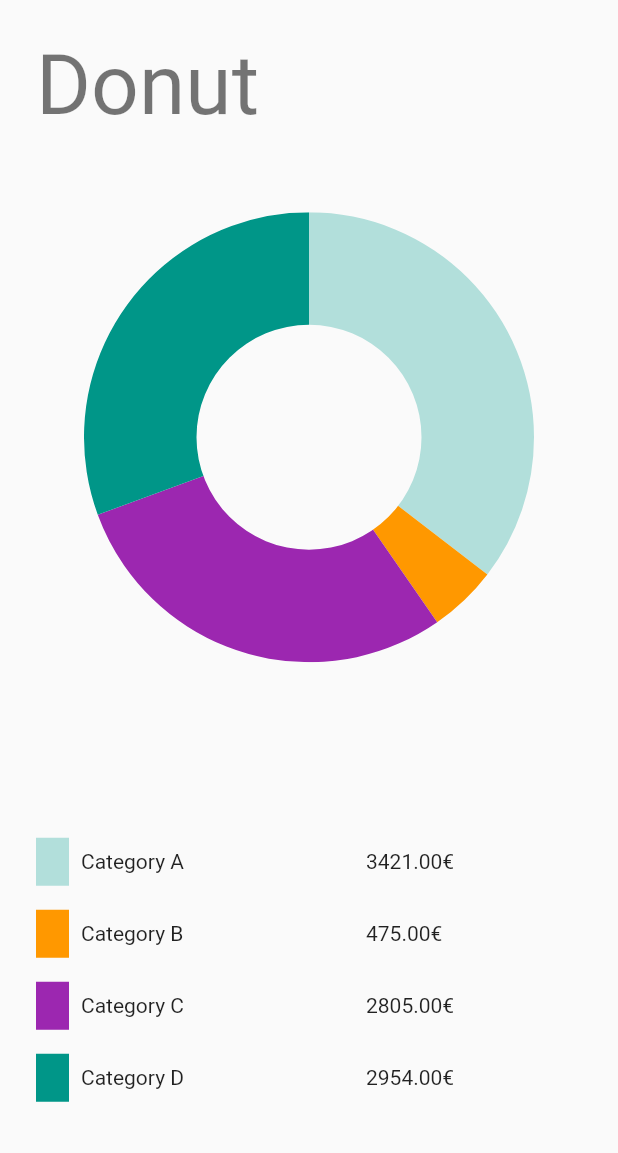
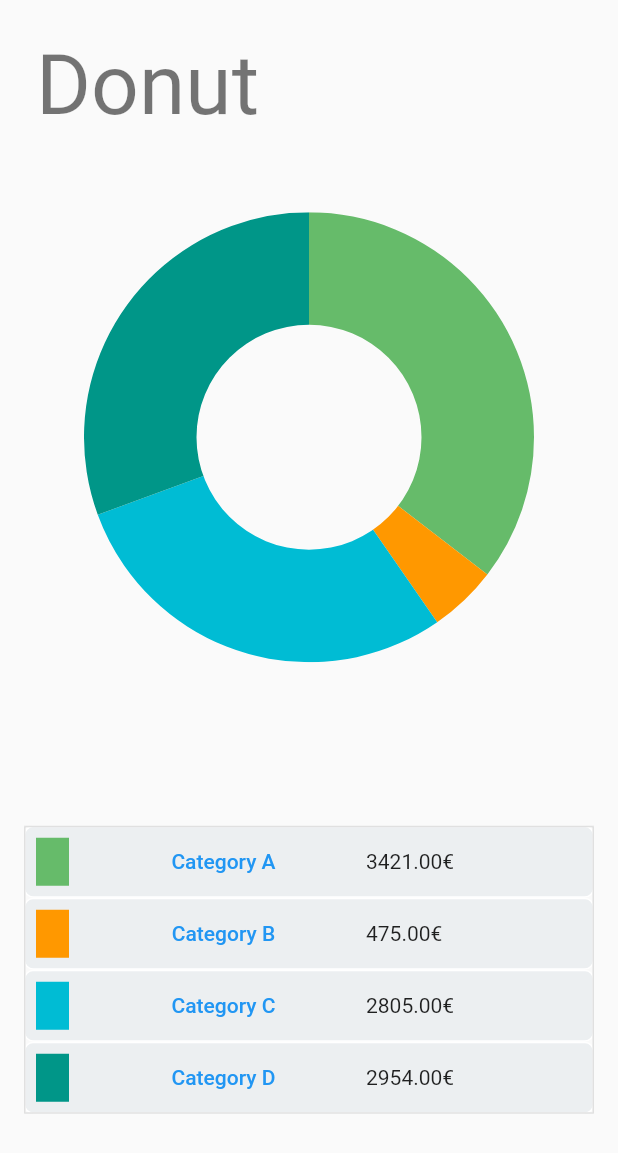
Before and after one commit to rxlabz/animated_donut, a Flutter app: the screen it shows after launch, on a phone screen of 412 x 824 dp. Shown: the top 1153 px of the screen. Run offline on Flutter 3.47's test engine with Material 2 defaults, Android fonts, the phone set to English and light mode, and no system bars; missing offline and left inert: basics.

Commit message:
feat : cliquable title in table

```diff
--- a/lib/category_screen.dart
+++ b/lib/category_screen.dart
@@ -6,10 +6,15 @@ import 'model.dart';
 import 'segment_helpers.dart';
 import 'subcategories_screen.dart';
 
+/// main screen
+/// display the title, the categories donut chart and categories data table
+///
 class CategoryScreen extends StatelessWidget {
   final List<Category> categories;
 
-  const CategoryScreen({Key? key, required this.categories}) : super(key: key);
+  final ValueNotifier<int?> selectedCategoryIndex = ValueNotifier(null);
+
+  CategoryScreen({Key? key, required this.categories}) : super(key: key);
 
   @override
   Widget build(BuildContext context) {
@@ -27,40 +32,37 @@ class CategoryScreen extends StatelessWidget {
             child: Center(
               child: ConstrainedBox(
                 constraints: BoxConstraints.loose(graphSize),
-                child: CategoryDonutHero(categories: categories),
+                child: ValueListenableBuilder<int?>(
+                  valueListenable: selectedCategoryIndex,
+                  builder: (context, categoryIndex, _) {
+                    return CategoryDonutHero(
+                      categories: categories,
+                      selectedCategoryIndex: selectedCategoryIndex.value,
+                    );
+                  },
+                ),
               ),
             ),
           ),
           Flexible(
             child: Center(
-              child: Padding(
-                padding: const EdgeInsets.symmetric(horizontal: 16.0),
-                child: Table(
-                  defaultVerticalAlignment: TableCellVerticalAlignment.middle,
-                  columnWidths: const {
-                    0: FractionColumnWidth(.1),
-                    1: FractionColumnWidth(.5),
-                    2: FractionColumnWidth(.4),
-                  },
-                  children: categories
-                      .map(
-                        (e) => TableRow(
-                          children: [
-                            Padding(
-                              padding: const EdgeInsets.all(8.0),
-                              child: Container(
-                                color: e.color,
-                                width: 32,
-                                height: 32,
-                              ),
-                            ),
-                            Text(e.title),
-                            Text('${e.total.toStringAsFixed(2)}€')
-                          ],
-                        ),
-                      )
-                      .toList(),
-                ),
+              child: CategoriesTable(
+                categories: categories,
+                onSelection: (category) {
+                  final selectedIndex = categories.indexOf(category);
+                  selectedCategoryIndex.value = selectedIndex;
+                  Navigator.of(context).push(
+                    PageRouteBuilder(
+                      pageBuilder: (context, anim1, anim2) => SubCategoryScreen(
+                        key: ValueKey(category),
+                        category: categories[selectedIndex],
+                      ),
+                      reverseTransitionDuration: donutDuration,
+                      transitionsBuilder: fadeTransitionBuilder,
+                      transitionDuration: donutDuration,
+                    ),
+                  );
+                },
               ),
             ),
           )
@@ -70,10 +72,72 @@ class CategoryScreen extends StatelessWidget {
   }
 }
 
+class CategoriesTable extends StatelessWidget {
+  final List<Category> categories;
+
+  final ValueChanged<Category> onSelection;
+
+  const CategoriesTable({
+    Key? key,
+    required this.categories,
+    required this.onSelection,
+  }) : super(key: key);
+
+  @override
+  Widget build(BuildContext context) {
+    return Padding(
+      padding: const EdgeInsets.symmetric(horizontal: 16.0),
+      child: Table(
+        border: TableBorder.symmetric(
+          outside: BorderSide(color: Colors.grey.shade300),
+        ),
+        defaultVerticalAlignment: TableCellVerticalAlignment.middle,
+        columnWidths: const {
+          0: FractionColumnWidth(.1),
+          1: FractionColumnWidth(.5),
+          2: FractionColumnWidth(.4),
+        },
+        children: categories
+            .map(
+              (category) => TableRow(
+                decoration: BoxDecoration(
+                  color: Colors.blueGrey.shade50,
+                  borderRadius: BorderRadius.circular(6),
+                  border: Border.all(color: Colors.white, width: 1),
+                ),
+                children: [
+                  Padding(
+                    padding: const EdgeInsets.all(8.0),
+                    child: Container(
+                      color: category.color,
+                      width: 32,
+                      height: 32,
+                    ),
+                  ),
+                  TextButton(
+                    onPressed: () => onSelection(category),
+                    child: Text(category.title),
+                  ),
+                  Text('${category.total.toStringAsFixed(2)}€')
+                ],
+              ),
+            )
+            .toList(),
+      ),
+    );
+  }
+}
+
 class CategoryDonutHero extends StatefulWidget {
   final List<Category> categories;
 
-  const CategoryDonutHero({required this.categories, super.key});
+  final int? selectedCategoryIndex;
+
+  const CategoryDonutHero({
+    required this.categories,
+    required this.selectedCategoryIndex,
+    super.key,
+  });
 
   @override
   State<CategoryDonutHero> createState() => _CategoryDonutHeroState();
@@ -89,6 +153,14 @@ class _CategoryDonutHeroState extends State<CategoryDonutHero>
   void initState() {
     super.initState();
     anim.forward();
+  }
+
+  @override
+  void didUpdateWidget(covariant CategoryDonutHero oldWidget) {
+    super.didUpdateWidget(oldWidget);
+    if (oldWidget.selectedCategoryIndex != widget.selectedCategoryIndex) {
+      selectedCategoryIndex = widget.selectedCategoryIndex;
+    }
   }
 
   @override
@@ -139,7 +211,7 @@ class _CategoryDonutHeroState extends State<CategoryDonutHero>
         builder: (context, _) => AspectRatio(
           aspectRatio: 1,
           child: ChartView(
-            key: const Key('transition-donut'),
+            key: ValueKey(selectedCategoryIndex),
             selectedIndex: selectedCategoryIndex,
             transitionProgress: heroAnim.value,
             onSelection: (newIndex) {},
--- a/lib/data.dart
+++ b/lib/data.dart
@@ -5,20 +5,20 @@ import 'model.dart';
 final categories = [
   Category(
     title: "Category A",
-    color: Colors.teal.shade100,
+    color: Colors.green.shade400,
     subCategories: [
       SubCategory(
           title: 'SubCat. A1',
           operations: [200, 500, 192],
-          color: Colors.teal.shade200),
+          color: Colors.green.shade200),
       SubCategory(
           title: 'SubCat. A2',
           operations: [100, 1200, 19],
-          color: Colors.teal.shade300),
+          color: Colors.green.shade300),
       SubCategory(
           title: 'SubCat. A3',
           operations: [1000, 210],
-          color: Colors.teal.shade600),
+          color: Colors.green.shade600),
     ],
   ),
   Category(
@@ -33,30 +33,30 @@ final categories = [
       SubCategory(
         title: 'SubCat. B2',
         operations: [10, 119, 24],
-        color: Colors.orange.shade600,
+        color: Colors.orange.shade300,
       ),
     ],
   ),
   Category(
-    color: Colors.purple,
+    color: Colors.cyan,
     title: "Category C",
     subCategories: [
       SubCategory(
           title: 'SubCat. C1',
           operations: [79, 81, 72],
-          color: Colors.purple.shade200),
+          color: Colors.cyan.shade200),
       SubCategory(
           title: 'SubCat. C2',
           operations: [1009, 279, 24],
-          color: Colors.purple.shade100),
+          color: Colors.cyan.shade100),
       SubCategory(
           title: 'SubCat. C3',
           operations: [37, 90],
-          color: Colors.purple.shade600),
+          color: Colors.cyan.shade600),
       SubCategory(
           title: 'SubCat. C4',
           operations: [333, 678, 123],
-          color: Colors.purple.shade800),
+          color: Colors.cyan.shade300),
     ],
   ),
   Category(
```
